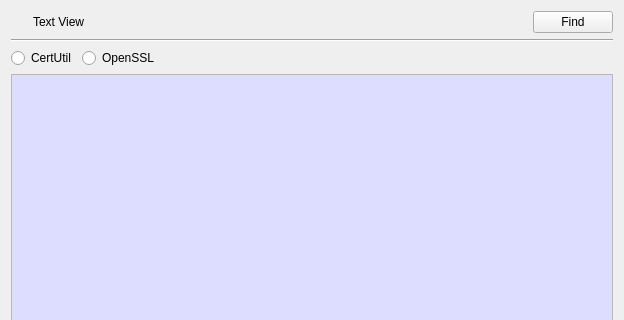
Old version of the form BerEditor/text_view_dlg.ui in the repository jykim74/BerEditor; both pictures show x 0 to 624 and y 0 to 320 of the 624 by 574 pixel window.
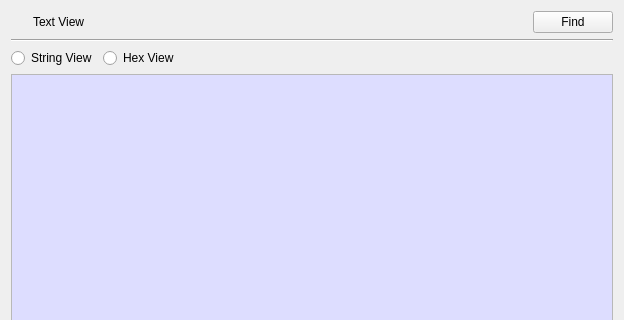
New version of the form. Icons and pictures are not drawn.

```diff
--- a/BerEditor/text_view_dlg.ui
+++ b/BerEditor/text_view_dlg.ui
@@ -77,18 +77,11 @@
      <item row="0" column="1">
       <widget class="QRadioButton" name="mOpenSSLRadio">
        <property name="text">
-        <string>OpenSSL</string>
+        <string>Hex View</string>
        </property>
       </widget>
      </item>
-     <item row="0" column="0">
-      <widget class="QRadioButton" name="mCertUtilRadio">
-       <property name="text">
-        <string>CertUtil</string>
-       </property>
-      </widget>
-     </item>
-     <item row="0" column="2">
+     <item row="0" column="3">
       <spacer name="horizontalSpacer_3">
        <property name="orientation">
         <enum>Qt::Horizontal</enum>
@@ -101,6 +94,13 @@
        </property>
       </spacer>
      </item>
+     <item row="0" column="0">
+      <widget class="QRadioButton" name="mStringRadio">
+       <property name="text">
+        <string>String View</string>
+       </property>
+      </widget>
+     </item>
     </layout>
    </item>
    <item>
```
Left out of the diff: 12 changed lines with no effect on the pictures.
